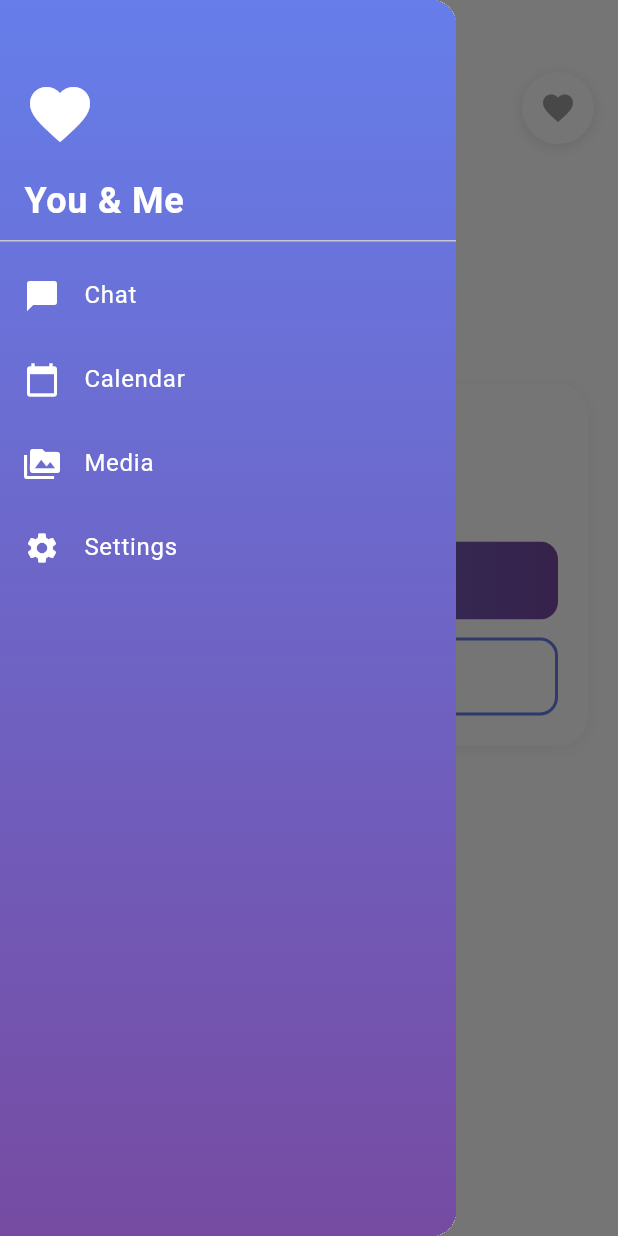
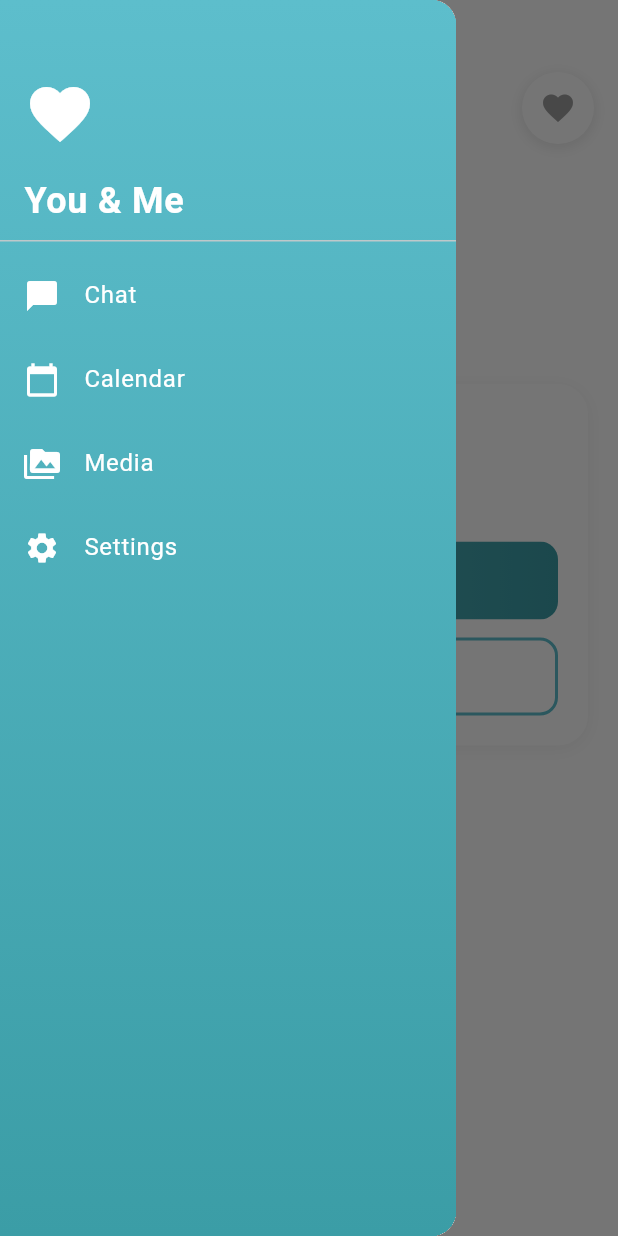
Before and after one commit to donpablitoooooooo/TuyJo, a Flutter app: the screen it shows after launch, in the side drawer, after a tap on the "menu" icon, on a phone screen of 412 x 824 dp. Run offline on Flutter 3.47's test engine with Material 3 defaults, Android fonts, the phone set to English and light mode, and no system bars; our stand-ins replace cloud_firestore, file_picker, firebase_core, firebase_messaging, firebase_storage, flutter_linkify and 9 more; missing offline and left inert: asn1lib, encrypt, mobile_scanner, pdfx, pointycastle, receive_sharing_intent; accounts and stored records are empty; generated files the repository leaves out were written again; statements that could not run were skipped.

Commit message:
feat: Cambia tema da viola a teal/turchese
Aggiorna tutti i colori dell'app dal gradiente viola (#667eea → #764ba2)
al nuovo gradiente teal (#5DBECC → #3B9DA6) ispirato al design originale
di "You and Me". Il teal è più distintivo e adatto per un'app di coppia.

```diff
--- a/flutter-app/lib/main.dart
+++ b/flutter-app/lib/main.dart
@@ -118,15 +118,15 @@ class MyApp extends StatelessWidget {
         ],
         theme: ThemeData(
           colorScheme: ColorScheme.fromSeed(
-            seedColor: const Color(0xFF667eea),
-            primary: const Color(0xFF667eea),
-            secondary: const Color(0xFF764ba2),
+            seedColor: const Color(0xFF5DBECC),
+            primary: const Color(0xFF5DBECC),
+            secondary: const Color(0xFF3B9DA6),
           ),
           useMaterial3: true,
           scaffoldBackgroundColor: Colors.white,
           appBarTheme: const AppBarTheme(
             backgroundColor: Colors.white,
-            foregroundColor: Color(0xFF667eea),
+            foregroundColor: Color(0xFF5DBECC),
             elevation: 0,
           ),
         ),
--- a/flutter-app/lib/screens/calendar_screen.dart
+++ b/flutter-app/lib/screens/calendar_screen.dart
@@ -191,8 +191,8 @@ class _CalendarScreenState extends State<CalendarScreen> {
             begin: Alignment.topCenter,
             end: Alignment.bottomCenter,
             colors: [
-              Color(0xFF667eea),
-              Color(0xFF764ba2),
+              Color(0xFF5DBECC),
+              Color(0xFF3B9DA6),
             ],
           ),
         ),
@@ -231,15 +231,15 @@ class _CalendarScreenState extends State<CalendarScreen> {
                   eventLoader: _getTodosForDay,
                   calendarStyle: CalendarStyle(
                     todayDecoration: BoxDecoration(
-                      color: const Color(0xFF667eea).withOpacity(0.3),
+                      color: const Color(0xFF5DBECC).withOpacity(0.3),
                       shape: BoxShape.circle,
                     ),
                     selectedDecoration: const BoxDecoration(
-                      color: Color(0xFF667eea),
+                      color: Color(0xFF5DBECC),
                       shape: BoxShape.circle,
                     ),
                     markerDecoration: const BoxDecoration(
-                      color: Color(0xFF764ba2),
+                      color: Color(0xFF3B9DA6),
                       shape: BoxShape.circle,
                     ),
                     markersAlignment: Alignment.bottomCenter,
@@ -282,7 +282,7 @@ class _CalendarScreenState extends State<CalendarScreen> {
                           children: [
                             Icon(
                               Icons.event_note,
-                              color: const Color(0xFF667eea),
+                              color: const Color(0xFF5DBECC),
                               size: 24,
                             ),
                             const SizedBox(width: 8),
@@ -294,7 +294,7 @@ class _CalendarScreenState extends State<CalendarScreen> {
                                 style: const TextStyle(
                                   fontSize: 16,
                                   fontWeight: FontWeight.bold,
-                                  color: Color(0xFF667eea),
+                                  color: Color(0xFF5DBECC),
                                 ),
                               ),
                             ),
@@ -302,7 +302,7 @@ class _CalendarScreenState extends State<CalendarScreen> {
                               Container(
                                 padding: const EdgeInsets.symmetric(horizontal: 8, vertical: 4),
                                 decoration: BoxDecoration(
-                                  color: const Color(0xFF667eea),
+                                  color: const Color(0xFF5DBECC),
                                   borderRadius: BorderRadius.circular(12),
                                 ),
                                 child: Text(
--- a/flutter-app/lib/screens/chat_screen.dart
+++ b/flutter-app/lib/screens/chat_screen.dart
@@ -618,7 +618,7 @@ class _ChatScreenState extends State<ChatScreen> with WidgetsBindingObserver {
             gradient: LinearGradient(
               begin: Alignment.topCenter,
               end: Alignment.bottomCenter,
-              colors: [Color(0xFF667eea), Color(0xFF764ba2)],
+              colors: [Color(0xFF5DBECC), Color(0xFF3B9DA6)],
             ),
           ),
           child: Padding(
@@ -732,7 +732,7 @@ class _ChatScreenState extends State<ChatScreen> with WidgetsBindingObserver {
               gradient: LinearGradient(
                 begin: Alignment.topCenter,
                 end: Alignment.bottomCenter,
-                colors: [Color(0xFF667eea), Color(0xFF764ba2)],
+                colors: [Color(0xFF5DBECC), Color(0xFF3B9DA6)],
               ),
             ),
             child: Column(
@@ -820,7 +820,7 @@ class _ChatScreenState extends State<ChatScreen> with WidgetsBindingObserver {
                           color: Colors.white.withOpacity(0.9),
                           shape: BoxShape.circle,
                         ),
-                        selectedTextStyle: const TextStyle(color: Color(0xFF667eea), fontWeight: FontWeight.bold),
+                        selectedTextStyle: const TextStyle(color: Color(0xFF5DBECC), fontWeight: FontWeight.bold),
                         todayDecoration: BoxDecoration(
                           color: Colors.white.withOpacity(0.3),
                           shape: BoxShape.circle,
@@ -830,12 +830,12 @@ class _ChatScreenState extends State<ChatScreen> with WidgetsBindingObserver {
                           color: Colors.white.withOpacity(0.9),
                           shape: BoxShape.circle,
                         ),
-                        rangeStartTextStyle: const TextStyle(color: Color(0xFF667eea), fontWeight: FontWeight.bold),
+                        rangeStartTextStyle: const TextStyle(color: Color(0xFF5DBECC), fontWeight: FontWeight.bold),
                         rangeEndDecoration: BoxDecoration(
                           color: Colors.white.withOpacity(0.9),
                           shape: BoxShape.circle,
                         ),
-                        rangeEndTextStyle: const TextStyle(color: Color(0xFF667eea), fontWeight: FontWeight.bold),
+                        rangeEndTextStyle: const TextStyle(color: Color(0xFF5DBECC), fontWeight: FontWeight.bold),
                         rangeHighlightColor: Colors.white.withOpacity(0.2),
                         withinRangeDecoration: BoxDecoration(
                           color: Colors.white.withOpacity(0.15),
@@ -879,7 +879,7 @@ class _ChatScreenState extends State<ChatScreen> with WidgetsBindingObserver {
                 Container(
                   padding: const EdgeInsets.symmetric(vertical: 16, horizontal: 16),
                   decoration: BoxDecoration(
-                    color: const Color(0xFF764ba2).withOpacity(0.3),
+                    color: const Color(0xFF3B9DA6).withOpacity(0.3),
                   ),
                   child: Row(
                     mainAxisAlignment: MainAxisAlignment.center,
@@ -984,7 +984,7 @@ class _ChatScreenState extends State<ChatScreen> with WidgetsBindingObserver {
                             child: DropdownButtonHideUnderline(
                               child: DropdownButton<int?>(
                                 value: selectedReminderHours,
-                                dropdownColor: const Color(0xFF764ba2),
+                                dropdownColor: const Color(0xFF3B9DA6),
                                 icon: Icon(Icons.arrow_drop_down, color: Colors.white.withOpacity(0.7), size: 16),
                                 style: const TextStyle(
                                   color: Colors.white,
@@ -1652,7 +1652,7 @@ class _ChatScreenState extends State<ChatScreen> with WidgetsBindingObserver {
                         onPressed: _showAttachmentPicker,
                         icon: const Icon(Icons.add_circle_outline),
                         color: _selectedAttachments.isNotEmpty
-                            ? const Color(0xFF667eea)
+                            ? const Color(0xFF5DBECC)
                             : Colors.grey[600],
                         tooltip: l10n.chatAttachmentsTooltip,
                         iconSize: 28,
@@ -1682,7 +1682,7 @@ class _ChatScreenState extends State<ChatScreen> with WidgetsBindingObserver {
                                   ? Icons.calendar_month
                                   : Icons.calendar_month_outlined,
                               color: _selectedTodoDate != null
-                                  ? const Color(0xFF667eea)
+                                  ? const Color(0xFF5DBECC)
                                   : Colors.grey[600],
                             ),
                             onPressed: _showDateTimePicker,
@@ -1706,8 +1706,8 @@ class _ChatScreenState extends State<ChatScreen> with WidgetsBindingObserver {
                         gradient: _canSend
                             ? const LinearGradient(
                                 colors: [
-                                  Color(0xFF667eea),
-                                  Color(0xFF764ba2),
+                                  Color(0xFF5DBECC),
+                                  Color(0xFF3B9DA6),
                                 ],
                               )
                             : LinearGradient(
@@ -1720,7 +1720,7 @@ class _ChatScreenState extends State<ChatScreen> with WidgetsBindingObserver {
                         boxShadow: _canSend
                             ? [
                                 BoxShadow(
-                                  color: const Color(0xFF667eea).withOpacity(0.4),
+                                  color: const Color(0xFF5DBECC).withOpacity(0.4),
                                   blurRadius: 8,
                                   offset: const Offset(0, 2),
                                 ),
@@ -1954,8 +1954,8 @@ class _MessageBubble extends StatelessWidget {
               gradient: isMe
                   ? const LinearGradient(
                       colors: [
-                        Color(0xFF667eea), // Purple
-                        Color(0xFF764ba2), // Deep purple
+                        Color(0xFF5DBECC), // Purple
+                        Color(0xFF3B9DA6), // Deep purple
                       ],
                       begin: Alignment.topLeft,
                       end: Alignment.bottomRight,
@@ -1981,7 +1981,7 @@ class _MessageBubble extends StatelessWidget {
               boxShadow: [
                 BoxShadow(
                   color: isMe
-                      ? const Color(0xFF667eea).withOpacity(0.3)
+                      ? const Color(0xFF5DBECC).withOpacity(0.3)
                       : Colors.black.withOpacity(0.08),
                   blurRadius: 8,
                   offset: const Offset(0, 2),
@@ -2129,14 +2129,14 @@ class _DateSeparator extends StatelessWidget {
               decoration: BoxDecoration(
                 gradient: const LinearGradient(
                   colors: [
-                    Color(0xFF667eea),
-                    Color(0xFF764ba2),
+                    Color(0xFF5DBECC),
+                    Color(0xFF3B9DA6),
                   ],
                 ),
                 borderRadius: BorderRadius.circular(16),
                 boxShadow: [
                   BoxShadow(
-                    color: const Color(0xFF667eea).withOpacity(0.3),
+                    color: const Color(0xFF5DBECC).withOpacity(0.3),
                     blurRadius: 8,
                     offset: const Offset(0, 2),
                   ),
--- a/flutter-app/lib/screens/main_screen.dart
+++ b/flutter-app/lib/screens/main_screen.dart
@@ -143,8 +143,8 @@ class _MainScreenState extends State<MainScreen> {
               begin: Alignment.topCenter,
               end: Alignment.bottomCenter,
               colors: [
-                Color(0xFF667eea),
-                Color(0xFF764ba2),
+                Color(0xFF5DBECC),
+                Color(0xFF3B9DA6),
               ],
             ),
           ),
@@ -241,7 +241,7 @@ class _MainScreenState extends State<MainScreen> {
                   ],
                 ),
                 child: IconButton(
-                  icon: const Icon(Icons.menu, color: Color(0xFF667eea)),
+                  icon: const Icon(Icons.menu, color: Color(0xFF5DBECC)),
                   onPressed: () => Scaffold.of(context).openDrawer(),
                 ),
               ),
@@ -294,14 +294,14 @@ class _MainScreenState extends State<MainScreen> {
                                 // Fallback to heart icon if image fails to load
                                 return Icon(
                                   Icons.favorite,
-                                  color: isPaired ? const Color(0xFF667eea) : Colors.grey,
+                                  color: isPaired ? const Color(0xFF5DBECC) : Colors.grey,
                                   size: 24,
                                 );
                               },
                             )
                           : Icon(
                               Icons.favorite,
-                              color: isPaired ? const Color(0xFF667eea) : Colors.grey,
+                              color: isPaired ? const Color(0xFF5DBECC) : Colors.grey,
                               size: 24,
                             ),
                     ),
--- a/flutter-app/lib/screens/settings_screen.dart
+++ b/flutter-app/lib/screens/settings_screen.dart
@@ -221,7 +221,7 @@ class _SettingsScreenState extends State<SettingsScreen> {
         shape: RoundedRectangleBorder(borderRadius: BorderRadius.circular(20)),
         title: Row(
           children: [
-            const Icon(Icons.favorite, color: Color(0xFF667eea)),
+            const Icon(Icons.favorite, color: Color(0xFF5DBECC)),
             const SizedBox(width: 12),
             Text(l10n.settingsNewPairingDialogTitle),
           ],
@@ -252,7 +252,7 @@ class _SettingsScreenState extends State<SettingsScreen> {
               // Mostra dialog per salvare la chiave (opzionale)
               _showSaveKeyDialog();
             },
-            style: TextButton.styleFrom(foregroundColor: const Color(0xFF667eea)),
+            style: TextButton.styleFrom(foregroundColor: const Color(0xFF5DBECC)),
             child: Text(l10n.continue_),
           ),
         ],
@@ -268,7 +268,7 @@ class _SettingsScreenState extends State<SettingsScreen> {
         shape: RoundedRectangleBorder(borderRadius: BorderRadius.circular(20)),
         title: Row(
           children: [
-            const Icon(Icons.backup, color: Color(0xFF667eea)),
+            const Icon(Icons.backup, color: Color(0xFF5DBECC)),
             const SizedBox(width: 12),
             Text(l10n.settingsSaveKeyDialogTitle),
           ],
@@ -292,7 +292,7 @@ class _SettingsScreenState extends State<SettingsScreen> {
               await _copyPrivateKey();
               _startPairingWizard();
             },
-            style: TextButton.styleFrom(foregroundColor: const Color(0xFF667eea)),
+            style: TextButton.styleFrom(foregroundColor: const Color(0xFF5DBECC)),
             child: Text(l10n.settingsSaveKeyNow),
           ),
         ],
@@ -310,7 +310,7 @@ class _SettingsScreenState extends State<SettingsScreen> {
         shape: RoundedRectangleBorder(borderRadius: BorderRadius.circular(20)),
         title: Row(
           children: [
-            const Icon(Icons.restore, color: Color(0xFF667eea)),
+            const Icon(Icons.restore, color: Color(0xFF5DBECC)),
             const SizedBox(width: 12),
             Text(l10n.settingsRestoreDialogTitle),
           ],
@@ -332,7 +332,7 @@ class _SettingsScreenState extends State<SettingsScreen> {
                 ),
                 focusedBorder: OutlineInputBorder(
                   borderRadius: BorderRadius.circular(12),
-                  borderSide: const BorderSide(color: Color(0xFF667eea), width: 2),
+                  borderSide: const BorderSide(color: Color(0xFF5DBECC), width: 2),
                 ),
               ),
               maxLines: 4,
@@ -429,7 +429,7 @@ class _SettingsScreenState extends State<SettingsScreen> {
                 setState(() => _isLoading = false);
               }
             },
-            style: TextButton.styleFrom(foregroundColor: const Color(0xFF667eea)),
+            style: TextButton.styleFrom(foregroundColor: const Color(0xFF5DBECC)),
             child: Text(l10n.settingsRestoreButton),
           ),
         ],
@@ -527,7 +527,7 @@ class _SettingsScreenState extends State<SettingsScreen> {
     if (_isLoading) {
       return const Center(
         child: CircularProgressIndicator(
-          valueColor: AlwaysStoppedAnimation<Color>(Color(0xFF667eea)),
+          valueColor: AlwaysStoppedAnimation<Color>(Color(0xFF5DBECC)),
         ),
       );
     }
@@ -543,12 +543,12 @@ class _SettingsScreenState extends State<SettingsScreen> {
                 padding: const EdgeInsets.all(20),
                 decoration: BoxDecoration(
                   gradient: const LinearGradient(
-                    colors: [Color(0xFF667eea), Color(0xFF764ba2)],
+                    colors: [Color(0xFF5DBECC), Color(0xFF3B9DA6)],
                   ),
                   shape: BoxShape.circle,
                   boxShadow: [
                     BoxShadow(
-                      color: const Color(0xFF667eea).withOpacity(0.3),
+                      color: const Color(0xFF5DBECC).withOpacity(0.3),
                       blurRadius: 20,
                       offset: const Offset(0, 4),
                     ),
@@ -562,7 +562,7 @@ class _SettingsScreenState extends State<SettingsScreen> {
                 style: const TextStyle(
                   fontSize: 28,
                   fontWeight: FontWeight.bold,
-                  color: Color(0xFF667eea),
+                  color: Color(0xFF5DBECC),
                 ),
               ),
             ],
@@ -574,7 +574,7 @@ class _SettingsScreenState extends State<SettingsScreen> {
         _SettingsSection(
           title: AppLocalizations.of(context)!.settingsSectionPairing,
           icon: Icons.favorite,
-          iconColor: const Color(0xFF667eea),
+          iconColor: const Color(0xFF5DBECC),
           children: [
             if (isPaired) ...[
               // Paired: mostra status e backup
@@ -695,7 +695,7 @@ class _SettingsSection extends StatelessWidget {
         children: [
           Row(
             children: [
-              Icon(icon, color: iconColor ?? const Color(0xFF667eea), size: 24),
+              Icon(icon, color: iconColor ?? const Color(0xFF5DBECC), size: 24),
               const SizedBox(width: 12),
               Text(
                 title,
@@ -742,7 +742,7 @@ class _PurpleButton extends StatelessWidget {
         child: Ink(
           decoration: BoxDecoration(
             gradient: const LinearGradient(
-              colors: [Color(0xFF667eea), Color(0xFF764ba2)],
+              colors: [Color(0xFF5DBECC), Color(0xFF3B9DA6)],
             ),
             borderRadius: BorderRadius.circular(12),
           ),
@@ -785,7 +785,7 @@ class _OutlineButton extends StatelessWidget {
 
   @override
   Widget build(BuildContext context) {
-    final buttonColor = color ?? const Color(0xFF667eea);
+    final buttonColor = color ?? const Color(0xFF5DBECC);
 
     return SizedBox(
       width: double.infinity,
--- a/flutter-app/lib/widgets/todo_bubble.dart
+++ b/flutter-app/lib/widgets/todo_bubble.dart
@@ -105,8 +105,8 @@ class TodoMessageBubble extends StatelessWidget {
                 gradient: isMe
                     ? const LinearGradient(
                         colors: [
-                          Color(0xFF667eea), // Purple
-                          Color(0xFF764ba2), // Deep purple
+                          Color(0xFF5DBECC), // Purple
+                          Color(0xFF3B9DA6), // Deep purple
                         ],
                         begin: Alignment.topLeft,
                         end: Alignment.bottomRight,
@@ -132,7 +132,7 @@ class TodoMessageBubble extends StatelessWidget {
                 boxShadow: [
                   BoxShadow(
                     color: isMe
-                        ? const Color(0xFF667eea).withOpacity(0.3)
+                        ? const Color(0xFF5DBECC).withOpacity(0.3)
                         : Colors.black.withOpacity(0.08),
                     blurRadius: 8,
                     offset: const Offset(0, 2),
```
Also changed, not shown: flutter-app/lib/screens/couple_selfie_screen.dart (+10 -10 lines), flutter-app/lib/screens/pairing_wizard_screen.dart (+28 -28 lines).
